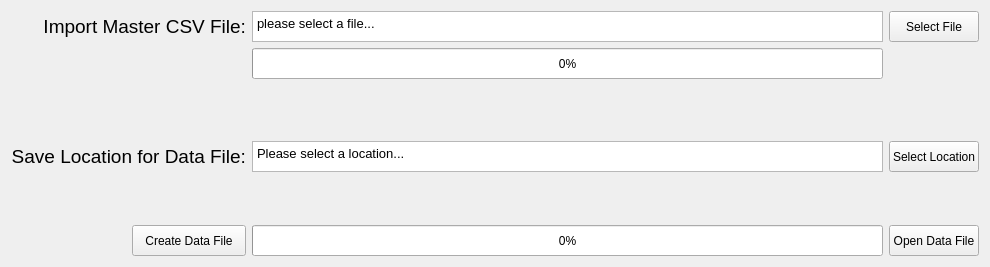
GreedAlmighty/Event-Data-File-Creator, file mainwindow.ui: the form before one commit.
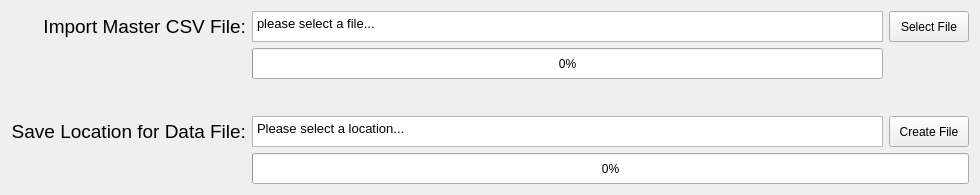
The form after the commit.

Diff of the .ui file:
```diff
--- a/mainwindow.ui
+++ b/mainwindow.ui
@@ -7,7 +7,7 @@
     <x>0</x>
     <y>0</y>
     <width>971</width>
-    <height>267</height>
+    <height>195</height>
    </rect>
   </property>
   <property name="sizePolicy">
@@ -27,30 +27,7 @@
     </sizepolicy>
    </property>
    <layout class="QGridLayout" name="gridLayout">
-    <item row="3" column="2">
-     <widget class="QTextBrowser" name="locationTextBrowser">
-      <property name="minimumSize">
-       <size>
-        <width>631</width>
-        <height>31</height>
-       </size>
-      </property>
-      <property name="maximumSize">
-       <size>
-        <width>16777215</width>
-        <height>31</height>
-       </size>
-      </property>
-      <property name="html">
-       <string>&lt;!DOCTYPE HTML PUBLIC &quot;-//W3C//DTD HTML 4.0//EN&quot; &quot;http://www.w3.org/TR/REC-html40/strict.dtd&quot;&gt;
-&lt;html&gt;&lt;head&gt;&lt;meta name=&quot;qrichtext&quot; content=&quot;1&quot; /&gt;&lt;style type=&quot;text/css&quot;&gt;
-p, li { white-space: pre-wrap; }
-&lt;/style&gt;&lt;/head&gt;&lt;body style=&quot; font-family:'MS Shell Dlg 2'; font-size:8.25pt; font-weight:400; font-style:normal;&quot;&gt;
-&lt;p style=&quot; margin-top:12px; margin-bottom:12px; margin-left:0px; margin-right:0px; -qt-block-indent:0; text-indent:0px;&quot;&gt;&lt;span style=&quot; font-size:10pt;&quot;&gt;Please select a location...&lt;/span&gt;&lt;/p&gt;&lt;/body&gt;&lt;/html&gt;</string>
-      </property>
-     </widget>
-    </item>
-    <item row="5" column="2">
+    <item row="4" column="2" colspan="2">
      <widget class="QProgressBar" name="createProgressBar">
       <property name="enabled">
        <bool>true</bool>
@@ -81,6 +58,29 @@
       </property>
      </widget>
     </item>
+    <item row="3" column="2">
+     <widget class="QTextBrowser" name="locationTextBrowser">
+      <property name="minimumSize">
+       <size>
+        <width>631</width>
+        <height>31</height>
+       </size>
+      </property>
+      <property name="maximumSize">
+       <size>
+        <width>16777215</width>
+        <height>31</height>
+       </size>
+      </property>
+      <property name="html">
+       <string>&lt;!DOCTYPE HTML PUBLIC &quot;-//W3C//DTD HTML 4.0//EN&quot; &quot;http://www.w3.org/TR/REC-html40/strict.dtd&quot;&gt;
+&lt;html&gt;&lt;head&gt;&lt;meta name=&quot;qrichtext&quot; content=&quot;1&quot; /&gt;&lt;style type=&quot;text/css&quot;&gt;
+p, li { white-space: pre-wrap; }
+&lt;/style&gt;&lt;/head&gt;&lt;body style=&quot; font-family:'MS Shell Dlg 2'; font-size:8.25pt; font-weight:400; font-style:normal;&quot;&gt;
+&lt;p style=&quot; margin-top:12px; margin-bottom:12px; margin-left:0px; margin-right:0px; -qt-block-indent:0; text-indent:0px;&quot;&gt;&lt;span style=&quot; font-size:10pt;&quot;&gt;Please select a location...&lt;/span&gt;&lt;/p&gt;&lt;/body&gt;&lt;/html&gt;</string>
+      </property>
+     </widget>
+    </item>
     <item row="2" column="2">
      <spacer name="verticalSpacer_2">
       <property name="orientation">
@@ -114,7 +114,7 @@
      </widget>
     </item>
     <item row="3" column="3">
-     <widget class="QPushButton" name="selectLocationButton">
+     <widget class="QPushButton" name="createFileButton">
       <property name="sizePolicy">
        <sizepolicy hsizetype="Expanding" vsizetype="Expanding">
         <horstretch>0</horstretch>
@@ -128,7 +128,7 @@
        </size>
       </property>
       <property name="text">
-       <string>Select Location</string>
+       <string>Create File</string>
       </property>
      </widget>
     </item>
@@ -157,32 +157,6 @@
       </property>
      </widget>
     </item>
-    <item row="4" column="2">
-     <spacer name="verticalSpacer">
-      <property name="orientation">
-       <enum>Qt::Vertical</enum>
-      </property>
-      <property name="sizeHint" stdset="0">
-       <size>
-        <width>20</width>
-        <height>78</height>
-       </size>
-      </property>
-     </spacer>
-    </item>
-    <item row="5" column="0">
-     <spacer name="horizontalSpacer">
-      <property name="orientation">
-       <enum>Qt::Horizontal</enum>
-      </property>
-      <property name="sizeHint" stdset="0">
-       <size>
-        <width>109</width>
-        <height>20</height>
-       </size>
-      </property>
-     </spacer>
-    </item>
     <item row="0" column="0" colspan="2">
      <widget class="QLabel" name="importFileLabel">
       <property name="sizePolicy">
@@ -204,25 +178,6 @@
       </property>
      </widget>
     </item>
-    <item row="5" column="3">
-     <widget class="QPushButton" name="openDataFileButton">
-      <property name="sizePolicy">
-       <sizepolicy hsizetype="Expanding" vsizetype="Expanding">
-        <horstretch>0</horstretch>
-        <verstretch>0</verstretch>
-       </sizepolicy>
-      </property>
-      <property name="maximumSize">
-       <size>
-        <width>16777215</width>
-        <height>31</height>
-       </size>
-      </property>
-      <property name="text">
-       <string>Open Data File</string>
-      </property>
-     </widget>
-    </item>
     <item row="3" column="0" colspan="2">
      <widget class="QLabel" name="saveLocationLabel">
       <property name="sizePolicy">
@@ -244,25 +199,6 @@
       </property>
      </widget>
     </item>
-    <item row="5" column="1">
-     <widget class="QPushButton" name="createDataFileButton">
-      <property name="sizePolicy">
-       <sizepolicy hsizetype="Expanding" vsizetype="Expanding">
-        <horstretch>0</horstretch>
-        <verstretch>0</verstretch>
-       </sizepolicy>
-      </property>
-      <property name="maximumSize">
-       <size>
-        <width>16777215</width>
-        <height>31</height>
-       </size>
-      </property>
-      <property name="text">
-       <string>Create Data File</string>
-      </property>
-     </widget>
-    </item>
     <item row="0" column="2">
      <widget class="QTextBrowser" name="fileTextBrowser">
       <property name="maximumSize">
```
Left out of the diff: 4 changed lines with no effect on the pictures.
